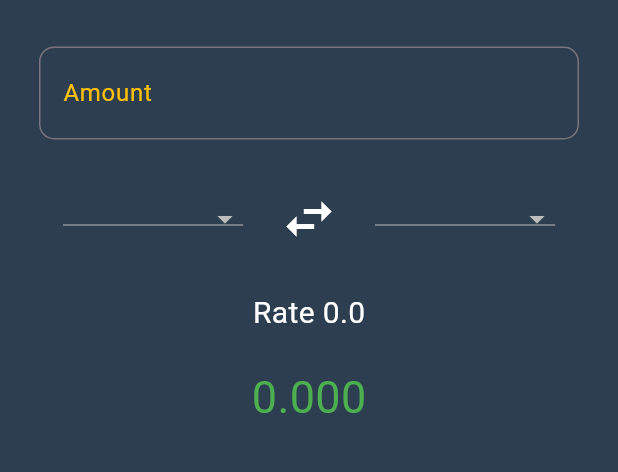
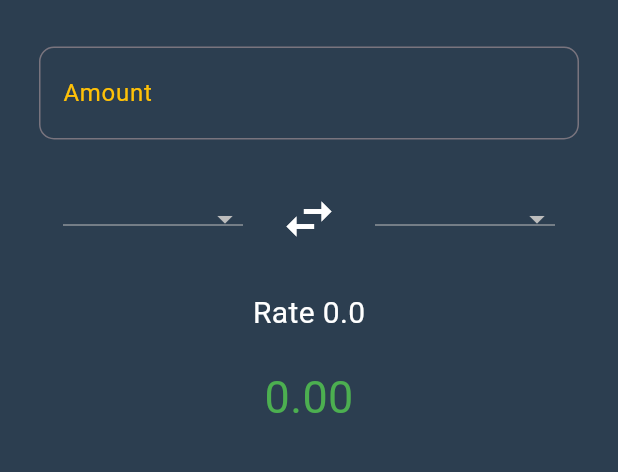
Before and after one commit to Generekalipsa/flutter_currency_conv, a Flutter app: the screen it shows after launch, on a phone screen of 412 x 824 dp, the part 84-556 px from its top. Run offline on Flutter 3.47's test engine with Material 3 defaults, Android fonts, the phone set to English and light mode, and no system bars; network calls fail.

```diff
--- a/lib/home.dart
+++ b/lib/home.dart
@@ -200,7 +200,7 @@ class _HomeScreenState extends State<HomeScreen> {
               ),
               SizedBox(height: 20),
               Text(
-                '${total.toStringAsFixed(3)}',
+                '${total.toStringAsFixed(2)}',
                 style: TextStyle(
                   fontSize: 30,
                   color: Colors.green,
```
